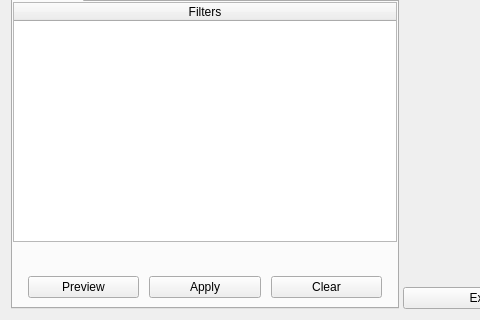
Above: ui/FileViewerWidget.ui from danielhsu021202/PythonCBAS before the change; both pictures show x 0 to 480 and y 379 to 699 of the 955 by 699 pixel window. Below: the same form after it.
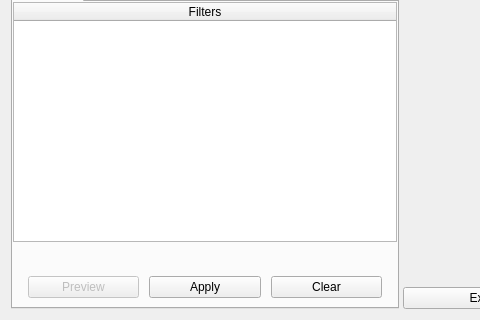
That is the form after the change. Icons and pictures are not drawn.

What changed in the file:
```diff
--- a/ui/FileViewerWidget.ui
+++ b/ui/FileViewerWidget.ui
@@ -213,6 +213,9 @@
               </property>
               <item>
                <widget class="QPushButton" name="previewPipelineButton">
+                <property name="enabled">
+                 <bool>false</bool>
+                </property>
                 <property name="text">
                  <string>Preview</string>
                 </property>
```
